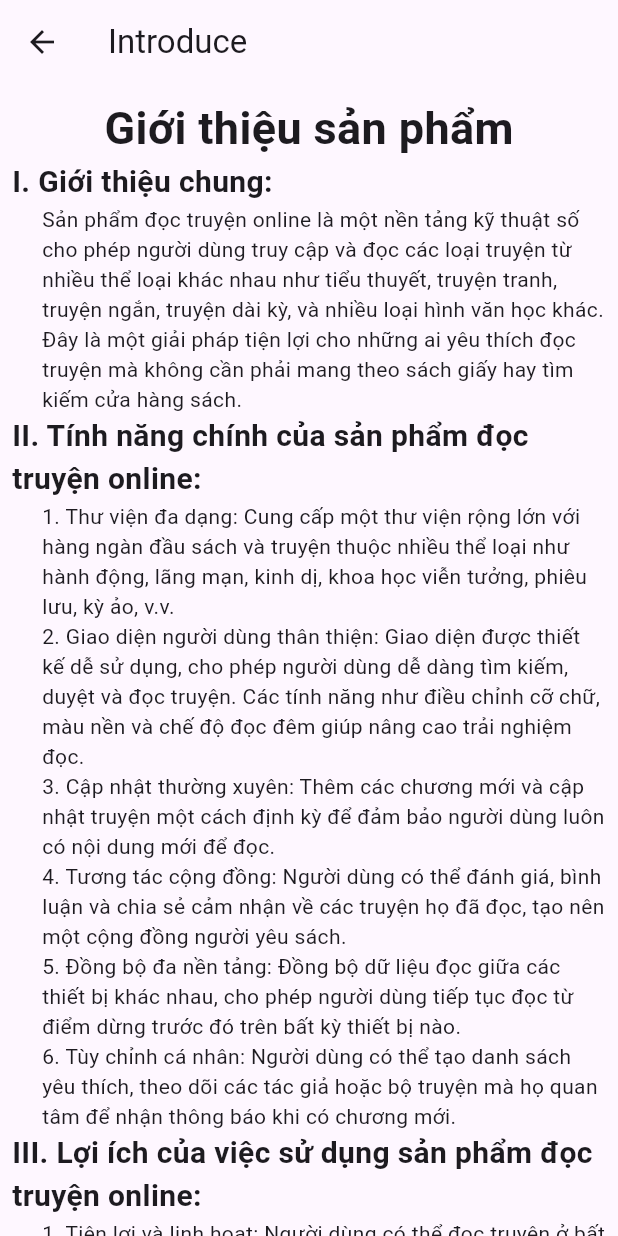
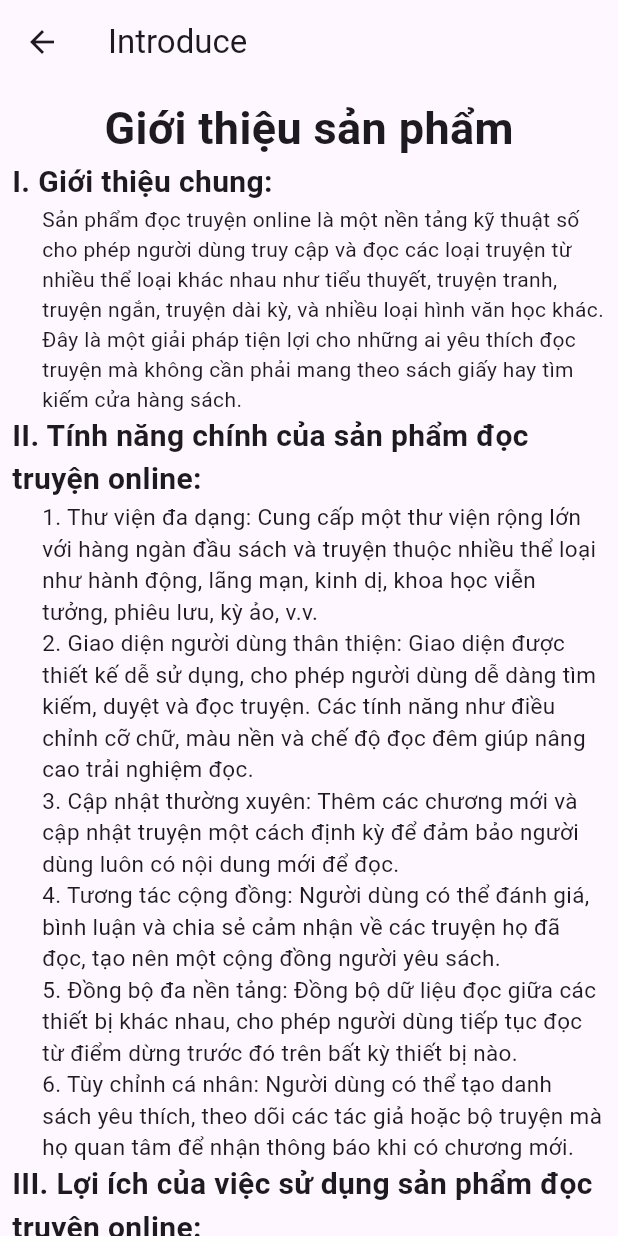
Before and after one commit to DuyHuynh001/DoAnTotNghiep, a Flutter app: the IntroduceScreen screen opened directly, on a phone screen of 412 x 824 dp. Run offline on Flutter 3.47's test engine with Material 3 defaults, Android fonts, the phone set to English and light mode, and no system bars; our stand-ins replace cached_network_image, cloud_firestore, firebase_auth, firebase_core, flutter_image_slideshow, flutter_tts and 2 more; missing offline and left inert: google_ml_kit, google_translator; accounts and stored records are empty.

Commit message:
thang làm giới thiệu

```diff
--- a/lib/view/IntroduceScreen.dart
+++ b/lib/view/IntroduceScreen.dart
@@ -47,17 +47,29 @@ class IntroduceScreen extends StatelessWidget {
                     child: Column(
                       children: [
                         Text(
-                            "1. Thư viện đa dạng: Cung cấp một thư viện rộng lớn với hàng ngàn đầu sách và truyện thuộc nhiều thể loại như hành động, lãng mạn, kinh dị, khoa học viễn tưởng, phiêu lưu, kỳ ảo, v.v."),
+                          "1. Thư viện đa dạng: Cung cấp một thư viện rộng lớn với hàng ngàn đầu sách và truyện thuộc nhiều thể loại như hành động, lãng mạn, kinh dị, khoa học viễn tưởng, phiêu lưu, kỳ ảo, v.v.",
+                          style: TextStyle(fontSize: 15),
+                        ),
                         Text(
-                            "2. Giao diện người dùng thân thiện: Giao diện được thiết kế dễ sử dụng, cho phép người dùng dễ dàng tìm kiếm, duyệt và đọc truyện. Các tính năng như điều chỉnh cỡ chữ, màu nền và chế độ đọc đêm giúp nâng cao trải nghiệm đọc."),
+                          "2. Giao diện người dùng thân thiện: Giao diện được thiết kế dễ sử dụng, cho phép người dùng dễ dàng tìm kiếm, duyệt và đọc truyện. Các tính năng như điều chỉnh cỡ chữ, màu nền và chế độ đọc đêm giúp nâng cao trải nghiệm đọc.",
+                          style: TextStyle(fontSize: 15),
+                        ),
                         Text(
-                            "3. Cập nhật thường xuyên: Thêm các chương mới và cập nhật truyện một cách định kỳ để đảm bảo người dùng luôn có nội dung mới để đọc."),
+                          "3. Cập nhật thường xuyên: Thêm các chương mới và cập nhật truyện một cách định kỳ để đảm bảo người dùng luôn có nội dung mới để đọc.",
+                          style: TextStyle(fontSize: 15),
+                        ),
                         Text(
-                            "4. Tương tác cộng đồng: Người dùng có thể đánh giá, bình luận và chia sẻ cảm nhận về các truyện họ đã đọc, tạo nên một cộng đồng người yêu sách."),
+                          "4. Tương tác cộng đồng: Người dùng có thể đánh giá, bình luận và chia sẻ cảm nhận về các truyện họ đã đọc, tạo nên một cộng đồng người yêu sách.",
+                          style: TextStyle(fontSize: 15),
+                        ),
                         Text(
-                            "5. Đồng bộ đa nền tảng: Đồng bộ dữ liệu đọc giữa các thiết bị khác nhau, cho phép người dùng tiếp tục đọc từ điểm dừng trước đó trên bất kỳ thiết bị nào."),
+                          "5. Đồng bộ đa nền tảng: Đồng bộ dữ liệu đọc giữa các thiết bị khác nhau, cho phép người dùng tiếp tục đọc từ điểm dừng trước đó trên bất kỳ thiết bị nào.",
+                          style: TextStyle(fontSize: 15),
+                        ),
                         Text(
-                            "6. Tùy chỉnh cá nhân: Người dùng có thể tạo danh sách yêu thích, theo dõi các tác giả hoặc bộ truyện mà họ quan tâm để nhận thông báo khi có chương mới."),
+                          "6. Tùy chỉnh cá nhân: Người dùng có thể tạo danh sách yêu thích, theo dõi các tác giả hoặc bộ truyện mà họ quan tâm để nhận thông báo khi có chương mới.",
+                          style: TextStyle(fontSize: 15),
+                        ),
                       ],
                     ),
                   ),
@@ -70,13 +82,21 @@ class IntroduceScreen extends StatelessWidget {
                     child: Column(
                       children: [
                         Text(
-                            "1. Tiện lợi và linh hoạt: Người dùng có thể đọc truyện ở bất cứ đâu và bất cứ khi nào, chỉ cần có thiết bị kết nối internet."),
+                          "1. Tiện lợi và linh hoạt: Người dùng có thể đọc truyện ở bất cứ đâu và bất cứ khi nào, chỉ cần có thiết bị kết nối internet.",
+                          style: TextStyle(fontSize: 15),
+                        ),
                         Text(
-                            "2. Tiết kiệm chi phí: Nhiều nền tảng cung cấp truyện miễn phí hoặc với chi phí rất thấp so với việc mua sách giấy"),
+                          "2. Tiết kiệm chi phí: Nhiều nền tảng cung cấp truyện miễn phí hoặc với chi phí rất thấp so với việc mua sách giấy",
+                          style: TextStyle(fontSize: 15),
+                        ),
                         Text(
-                            "3. Bảo vệ môi trường: Giảm nhu cầu in ấn sách giấy, góp phần bảo vệ tài nguyên thiên nhiên."),
+                          "3. Bảo vệ môi trường: Giảm nhu cầu in ấn sách giấy, góp phần bảo vệ tài nguyên thiên nhiên.",
+                          style: TextStyle(fontSize: 15),
+                        ),
                         Text(
-                            "4. Trải nghiệm tương tác: Nhiều nền tảng cho phép người dùng tham gia vào cộng đồng, chia sẻ ý kiến và thảo luận về các truyện yêu thích."),
+                          "4. Trải nghiệm tương tác: Nhiều nền tảng cho phép người dùng tham gia vào cộng đồng, chia sẻ ý kiến và thảo luận về các truyện yêu thích.",
+                          style: TextStyle(fontSize: 15),
+                        ),
                       ],
                     ),
                   ),
@@ -89,13 +109,21 @@ class IntroduceScreen extends StatelessWidget {
                     child: Column(
                       children: [
                         Text(
-                            "1. Cá nhân hóa trải nghiệm: Sử dụng trí tuệ nhân tạo để đề xuất truyện dựa trên sở thích và hành vi đọc của người dùng."),
+                          "1. Cá nhân hóa trải nghiệm: Sử dụng trí tuệ nhân tạo để đề xuất truyện dựa trên sở thích và hành vi đọc của người dùng.",
+                          style: TextStyle(fontSize: 15),
+                        ),
                         Text(
-                            "2. Nội dung phong phú: Mở rộng nội dung không chỉ dừng lại ở truyện chữ mà còn bao gồm truyện tranh, sách nói (audiobooks), và video truyện."),
+                          "2. Nội dung phong phú: Mở rộng nội dung không chỉ dừng lại ở truyện chữ mà còn bao gồm truyện tranh, sách nói (audiobooks), và video truyện.",
+                          style: TextStyle(fontSize: 15),
+                        ),
                         Text(
-                            "3. Kết hợp công nghệ thực tế ảo (VR): Tạo ra các trải nghiệm đọc truyện sống động và tương tác hơn bằng công nghệ VR."),
+                          "3. Kết hợp công nghệ thực tế ảo (VR): Tạo ra các trải nghiệm đọc truyện sống động và tương tác hơn bằng công nghệ VR.",
+                          style: TextStyle(fontSize: 15),
+                        ),
                         Text(
-                            "4. Tích hợp thanh toán và dịch vụ thuê bao: Cung cấp các gói thuê bao với nhiều quyền lợi và tính năng đặc biệt dành cho người dùng cao cấp."),
+                          "4. Tích hợp thanh toán và dịch vụ thuê bao: Cung cấp các gói thuê bao với nhiều quyền lợi và tính năng đặc biệt dành cho người dùng cao cấp.",
+                          style: TextStyle(fontSize: 15),
+                        ),
                       ],
                     ),
                   ),
@@ -112,7 +140,9 @@ class IntroduceScreen extends StatelessWidget {
                   Padding(
                     padding: EdgeInsets.fromLTRB(20, 0, 0, 0),
                     child: Text(
-                        "Sản phẩm đọc truyện online đã và đang trở thành một phần không thể thiếu trong cuộc sống của những người yêu thích đọc sách, mở ra một thế giới văn học mới với vô vàn tiện ích và trải nghiệm thú vị."),
+                      "Sản phẩm đọc truyện online đã và đang trở thành một phần không thể thiếu trong cuộc sống của những người yêu thích đọc sách, mở ra một thế giới văn học mới với vô vàn tiện ích và trải nghiệm thú vị.",
+                      style: TextStyle(fontSize: 15),
+                    ),
                   ),
                 ],
               ),
```
